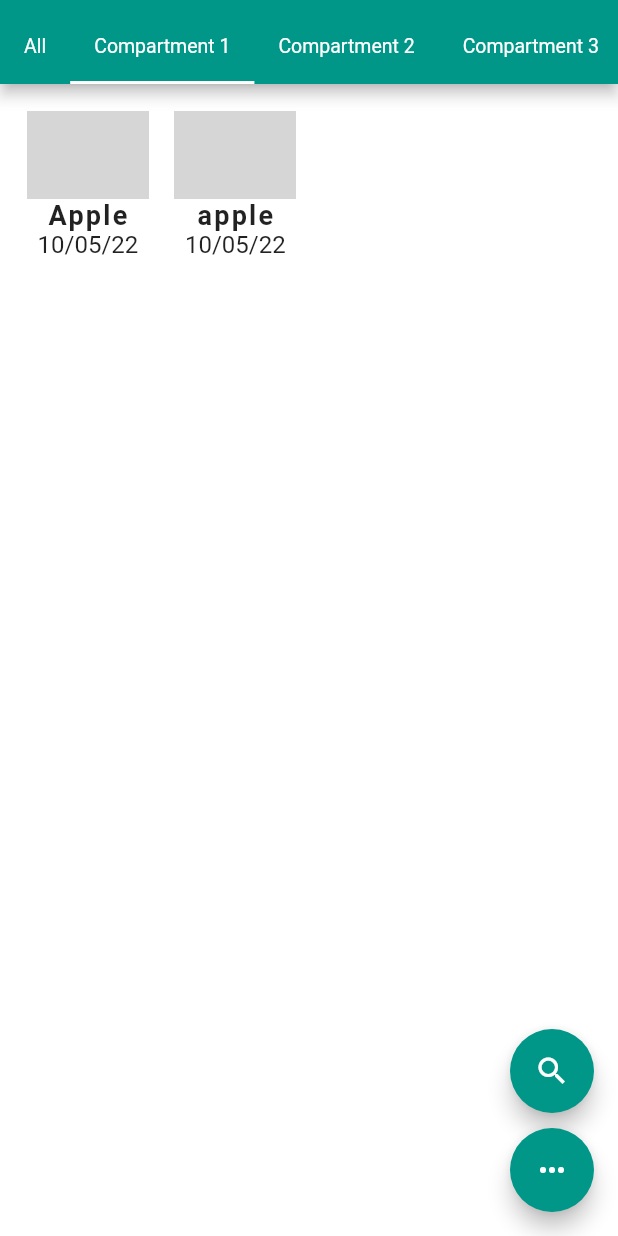
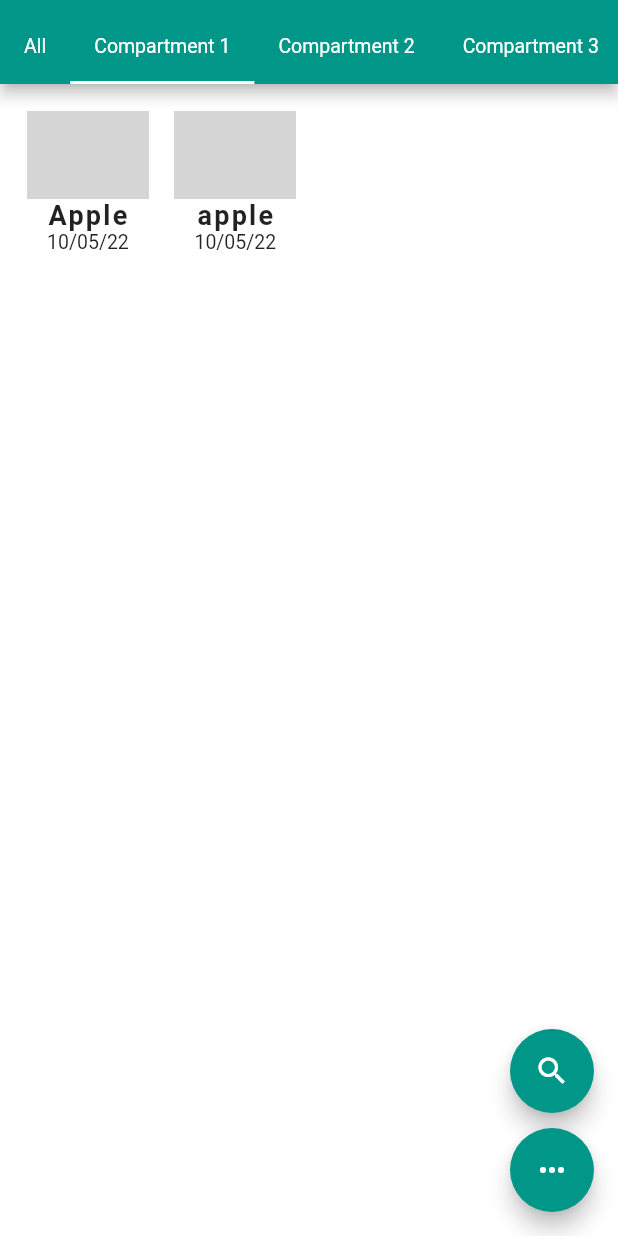
Before and after one commit to AsthaGarg16/CZ3002-FIT, a Flutter app: the FoodInventory screen opened directly, tab 2 chosen, on a phone screen of 412 x 824 dp. Run offline on Flutter 3.47's test engine with Material 2 defaults, Android fonts, the phone set to English and light mode, and no system bars; drawn by our look-alikes of flutter_speed_dial; our stand-ins replace cloud_firestore, firebase_auth, firebase_core; accounts and stored records are empty; Roboto replaces fonts that are missing (mw); grey boxes are pictures that could not be loaded.

Commit message:
Now expiry date is being updated, reduced size so it doesnt overflow

```diff
--- a/fit/lib/UI/FoodCard.dart
+++ b/fit/lib/UI/FoodCard.dart
@@ -177,7 +177,10 @@ class FoodCardState extends State<FoodCard> {
                             ),
                             Center(
                               child: Text(widget.foodExpiry,
-                                  style: Theme.of(context).textTheme.bodyText1),
+                                  style: const TextStyle(
+                                      fontSize: 13.0,
+                                      fontWeight: FontWeight.normal,
+                                      color: Colors.black87)),
                             ),
                           ],
                         ),
```
Also changed, not shown: fit/lib/UI/FoodInventoryUtils.dart (+5 -4 lines).
